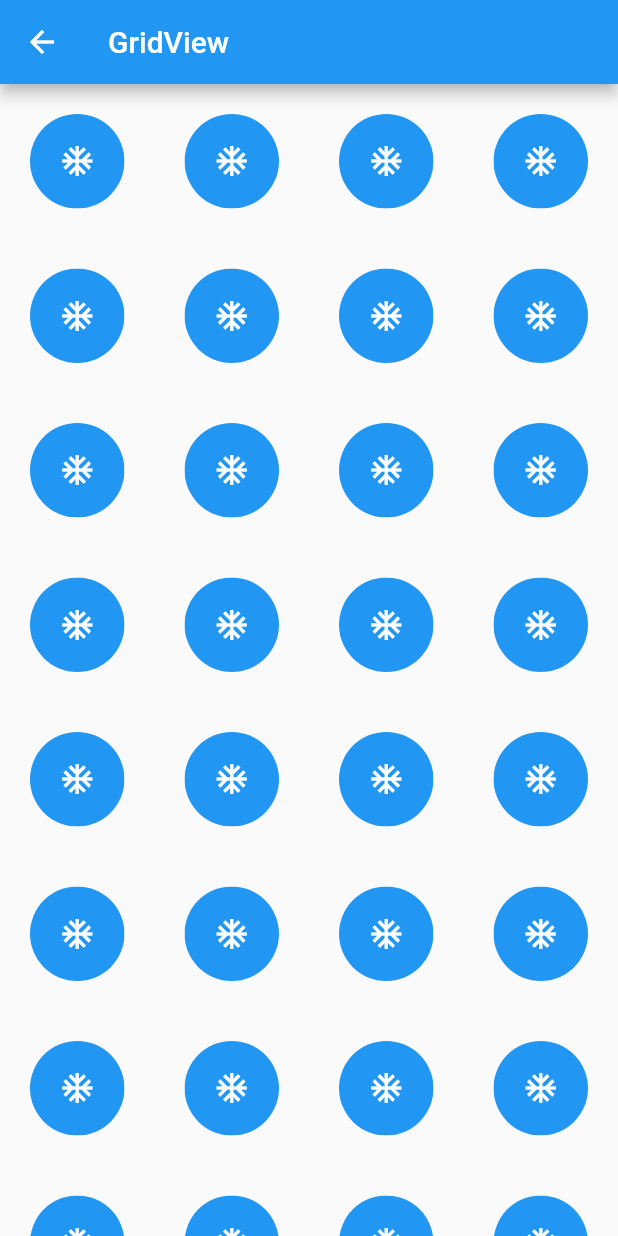
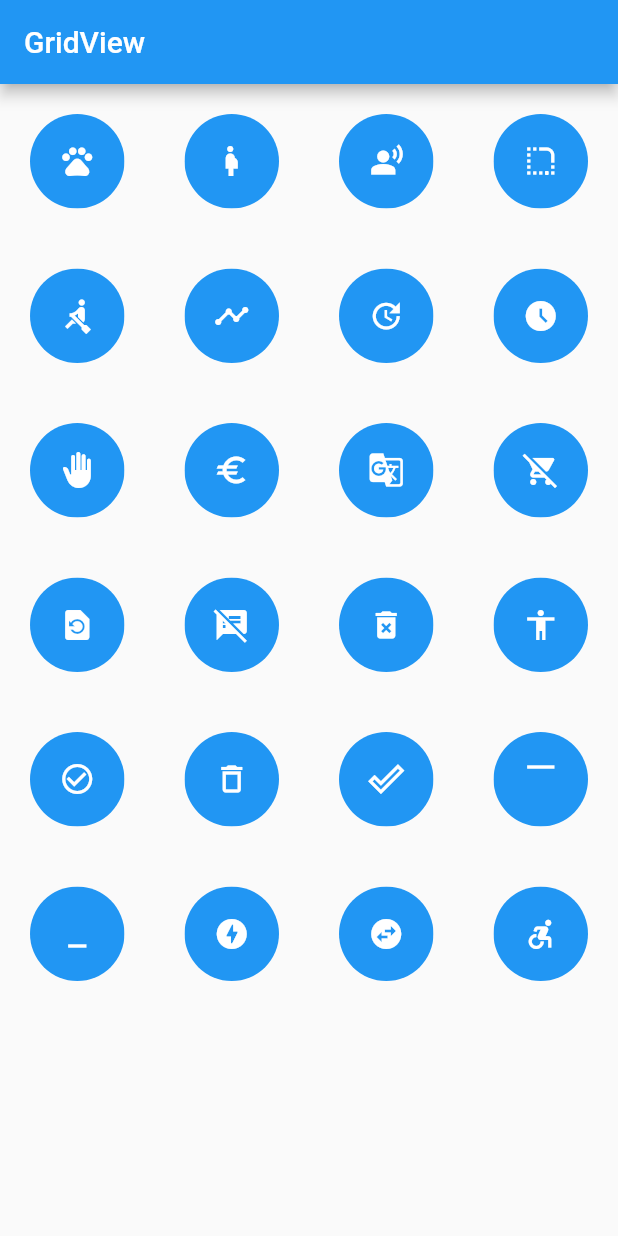
Before and after one commit to Madd-G/flutter-Akhmad-Nur-Alamsyah, a Flutter app: the GridViewScreen screen opened directly, on a phone screen of 412 x 824 dp. Run offline on Flutter 3.47's test engine with Material 2 defaults, Android fonts, the phone set to English and light mode, and no system bars; our stand-ins replace badges, barcode_widget, get.

Commit message:
modified praktikum

```diff
--- a/15_Flutter Layout/praktikum/practice_15/lib/grid_view_screen.dart
+++ b/15_Flutter Layout/praktikum/practice_15/lib/grid_view_screen.dart
@@ -1,7 +1,33 @@
 import 'package:flutter/material.dart';
 
 class GridViewScreen extends StatelessWidget {
-  const GridViewScreen({Key? key}) : super(key: key);
+  GridViewScreen({Key? key}) : super(key: key);
+  List icons = [
+    Icons.pets,
+    Icons.pregnant_woman,
+    Icons.spatial_audio_off,
+    Icons.rounded_corner,
+    Icons.rowing,
+    Icons.timeline,
+    Icons.update,
+    Icons.access_time_filled,
+    Icons.back_hand,
+    Icons.euro,
+    Icons.g_translate,
+    Icons.remove_shopping_cart,
+    Icons.restore_page,
+    Icons.speaker_notes_off,
+    Icons.delete_forever,
+    Icons.accessibility,
+    Icons.check_circle_outline,
+    Icons.delete_outline,
+    Icons.done_outline,
+    Icons.maximize,
+    Icons.minimize,
+    Icons.offline_bolt_rounded,
+    Icons.swap_horizontal_circle,
+    Icons.accessible_forward,
+  ];
 
   @override
   Widget build(BuildContext context) {
@@ -13,7 +39,7 @@ class GridViewScreen extends StatelessWidget {
         gridDelegate: const SliverGridDelegateWithFixedCrossAxisCount(
           crossAxisCount: 4,
         ),
-        itemCount: 32,
+        itemCount: icons.length,
         itemBuilder: (BuildContext context, int index) {
           return Padding(
             padding: const EdgeInsets.all(20.0),
@@ -21,9 +47,9 @@ class GridViewScreen extends StatelessWidget {
               borderRadius: BorderRadius.circular(100.0),
               child: Container(
                 color: Colors.blue,
-                child: const Center(
+                child: Center(
                   child: Icon(
-                    Icons.ac_unit,
+                    icons[index],
                     color: Colors.white,
                   ),
                 ),
--- a/15_Flutter Layout/praktikum/practice_15/lib/main.dart
+++ b/15_Flutter Layout/praktikum/practice_15/lib/main.dart
@@ -16,7 +16,7 @@ class MyApp extends StatelessWidget {
       theme: ThemeData(
         primarySwatch: Colors.blue,
       ),
-      home: const ListViewScreen()
+      home: GridViewScreen()
     );
   }
 }
```
Also changed, not shown: 4 other files.
